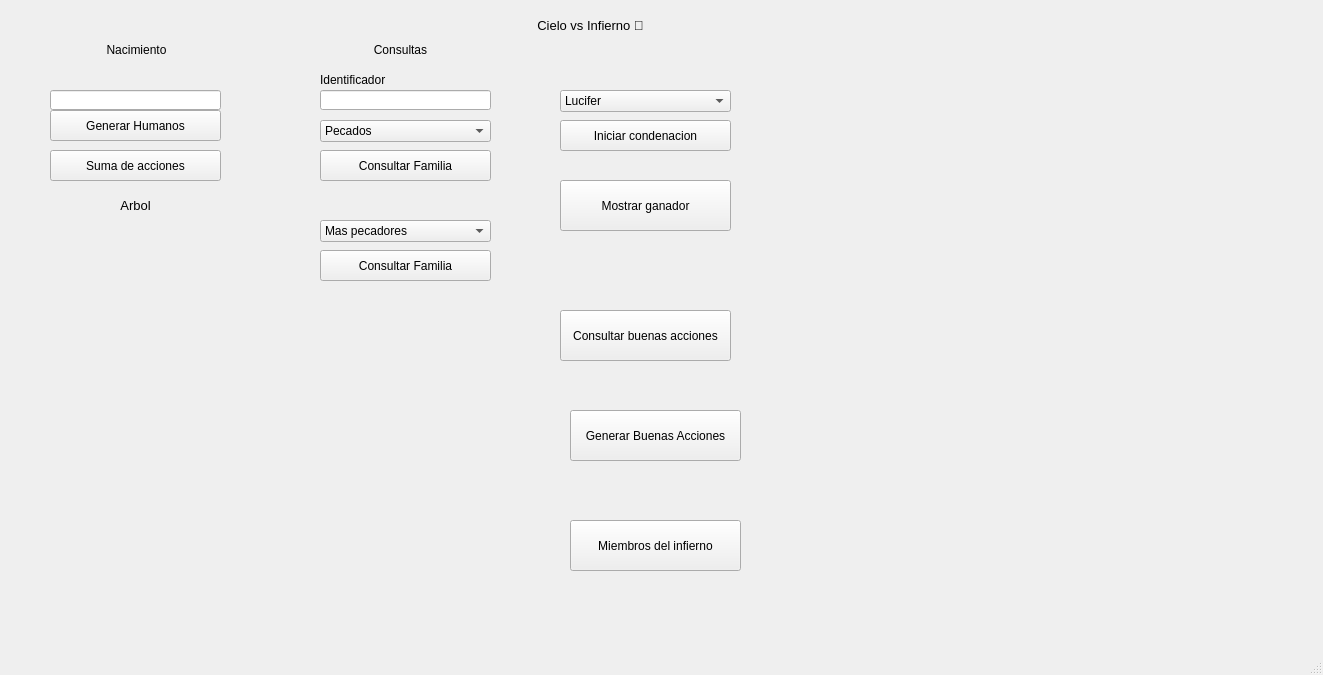
The window that CielovsInfierno/mainwindow.ui (JohnSC31/PY2-CIELOvsINFIERNO-2102) describes before a commit, drawn with Qt 5.
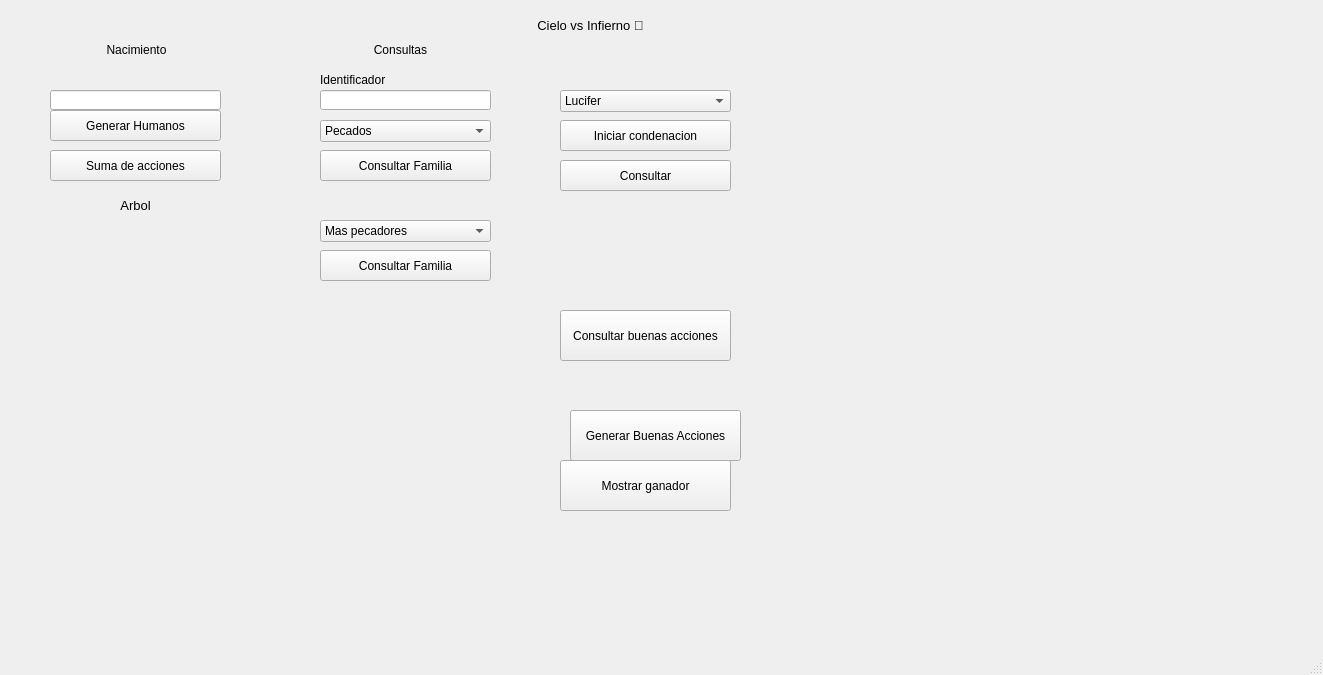
The same window after the commit.

Diff of the .ui file:
```diff
--- a/CielovsInfierno/mainwindow.ui
+++ b/CielovsInfierno/mainwindow.ui
@@ -77,14 +77,14 @@
    <widget class="QPushButton" name="ConsultarMiembrosDeInfierno">
     <property name="geometry">
      <rect>
-      <x>570</x>
-      <y>520</y>
+      <x>560</x>
+      <y>160</y>
       <width>171</width>
-      <height>51</height>
+      <height>31</height>
      </rect>
     </property>
     <property name="text">
-     <string>Miembros del infierno</string>
+     <string>Consultar</string>
     </property>
    </widget>
    <widget class="QPushButton" name="btnCondemnation">
@@ -104,7 +104,7 @@
     <property name="geometry">
      <rect>
       <x>560</x>
-      <y>180</y>
+      <y>460</y>
       <width>171</width>
       <height>51</height>
      </rect>
```
Left out of the diff: 2 changed lines with no effect on the pictures.
